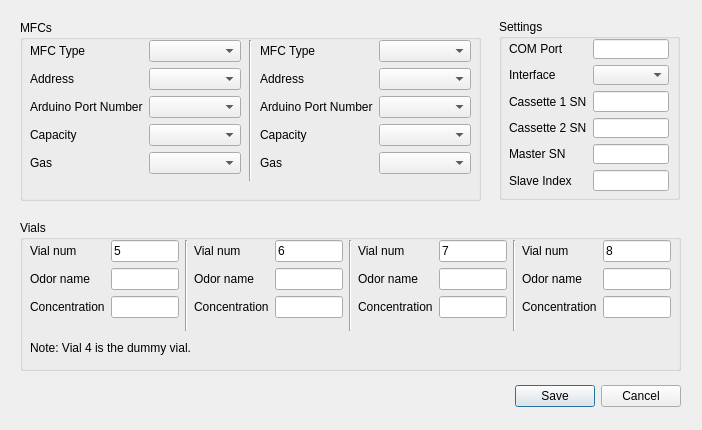
Qt form olfa_editor_dialog.ui (olfa-lab/PyBpodGUI) before a commit.
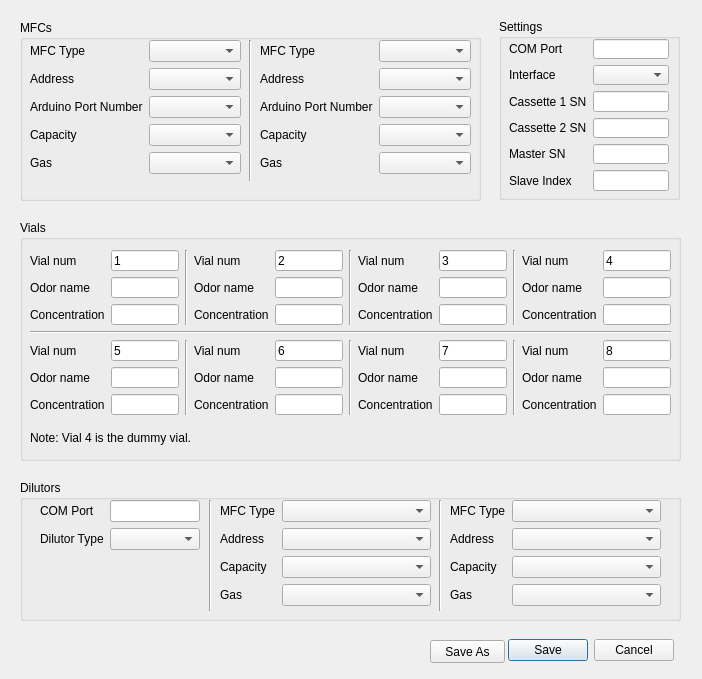
The same form after that commit.

Commit message: dialog window creates or modifies olfa config files

```diff
--- a/olfa_editor_dialog.ui
+++ b/olfa_editor_dialog.ui
@@ -7,7 +7,7 @@
     <x>0</x>
     <y>0</y>
     <width>702</width>
-    <height>430</height>
+    <height>679</height>
    </rect>
   </property>
   <property name="windowTitle">
@@ -16,10 +16,10 @@
   <widget class="QDialogButtonBox" name="buttonBox">
    <property name="geometry">
     <rect>
-     <x>510</x>
-     <y>380</y>
-     <width>171</width>
-     <height>32</height>
+     <x>500</x>
+     <y>630</y>
+     <width>181</width>
+     <height>41</height>
     </rect>
    </property>
    <property name="orientation">
@@ -28,6 +28,9 @@
    <property name="standardButtons">
     <set>QDialogButtonBox::Cancel|QDialogButtonBox::Save</set>
    </property>
+   <property name="centerButtons">
+    <bool>true</bool>
+   </property>
   </widget>
   <widget class="QGroupBox" name="vialsGroupBox">
    <property name="geometry">
@@ -35,7 +38,7 @@
      <x>20</x>
      <y>220</y>
      <width>661</width>
-     <height>151</height>
+     <height>241</height>
     </rect>
    </property>
    <property name="title">
@@ -45,14 +48,14 @@
     <property name="geometry">
      <rect>
       <x>10</x>
-      <y>20</y>
+      <y>30</y>
       <width>641</width>
-      <height>91</height>
+      <height>165</height>
      </rect>
     </property>
     <layout class="QGridLayout" name="vialsGridLayout">
-     <item row="0" column="0">
-      <layout class="QFormLayout" name="formLayout">
+     <item row="2" column="0">
+      <layout class="QFormLayout" name="vialFormLayout_5">
        <item row="0" column="0">
         <widget class="QLabel" name="vialNumLabel">
          <property name="text">
@@ -88,7 +91,55 @@
         </widget>
        </item>
        <item row="2" column="1">
-        <widget class="QLineEdit" name="concentrationLineEdit"/>
+        <widget class="QLineEdit" name="vialConcLineEdit_5"/>
+       </item>
+      </layout>
+     </item>
+     <item row="0" column="5">
+      <widget class="Line" name="line_3">
+       <property name="orientation">
+        <enum>Qt::Vertical</enum>
+       </property>
+      </widget>
+     </item>
+     <item row="2" column="6">
+      <layout class="QFormLayout" name="vialFormLayout_8">
+       <item row="0" column="0">
+        <widget class="QLabel" name="vialNumLabel_8">
+         <property name="text">
+          <string>Vial num</string>
+         </property>
+        </widget>
+       </item>
+       <item row="0" column="1">
+        <widget class="QLineEdit" name="vialNumLineEdit_8">
+         <property name="text">
+          <string>8</string>
+         </property>
+         <property name="readOnly">
+          <bool>true</bool>
+         </property>
+        </widget>
+       </item>
+       <item row="1" column="0">
+        <widget class="QLabel" name="vialOdorNameLabel_8">
+         <property name="text">
+          <string>Odor name</string>
+         </property>
+        </widget>
+       </item>
+       <item row="1" column="1">
+        <widget class="QLineEdit" name="vialOdorNameLineEdit_8"/>
+       </item>
+       <item row="2" column="0">
+        <widget class="QLabel" name="vialConcLabel_8">
+         <property name="text">
+          <string>Concentration</string>
+         </property>
+        </widget>
+       </item>
+       <item row="2" column="1">
+        <widget class="QLineEdit" name="vialConcLineEdit_8"/>
        </item>
       </layout>
      </item>
@@ -104,7 +155,7 @@
        <item row="0" column="1">
         <widget class="QLineEdit" name="vialNumLineEdit_4">
          <property name="text">
-          <string>8</string>
+          <string>4</string>
          </property>
          <property name="readOnly">
           <bool>true</bool>
@@ -129,55 +180,7 @@
         </widget>
        </item>
        <item row="2" column="1">
-        <widget class="QLineEdit" name="concentrationLineEdit_4"/>
-       </item>
-      </layout>
-     </item>
-     <item row="0" column="1">
-      <widget class="Line" name="line">
-       <property name="orientation">
-        <enum>Qt::Vertical</enum>
-       </property>
-      </widget>
-     </item>
-     <item row="0" column="2">
-      <layout class="QFormLayout" name="formLayout_2">
-       <item row="0" column="0">
-        <widget class="QLabel" name="vialNumLabel_2">
-         <property name="text">
-          <string>Vial num</string>
-         </property>
-        </widget>
-       </item>
-       <item row="0" column="1">
-        <widget class="QLineEdit" name="vialNumLineEdit_2">
-         <property name="text">
-          <string>6</string>
-         </property>
-         <property name="readOnly">
-          <bool>true</bool>
-         </property>
-        </widget>
-       </item>
-       <item row="1" column="0">
-        <widget class="QLabel" name="odorNameLabel_2">
-         <property name="text">
-          <string>Odor name</string>
-         </property>
-        </widget>
-       </item>
-       <item row="1" column="1">
-        <widget class="QLineEdit" name="odorNameLineEdit_2"/>
-       </item>
-       <item row="2" column="0">
-        <widget class="QLabel" name="concentrationLabel_2">
-         <property name="text">
-          <string>Concentration</string>
-         </property>
-        </widget>
-       </item>
-       <item row="2" column="1">
-        <widget class="QLineEdit" name="concentrationLineEdit_2"/>
+        <widget class="QLineEdit" name="vialConcLineEdit_4"/>
        </item>
       </layout>
      </item>
@@ -188,6 +191,54 @@
        </property>
       </widget>
      </item>
+     <item row="0" column="1">
+      <widget class="Line" name="line">
+       <property name="orientation">
+        <enum>Qt::Vertical</enum>
+       </property>
+      </widget>
+     </item>
+     <item row="2" column="2">
+      <layout class="QFormLayout" name="vialFormLayout_6">
+       <item row="0" column="0">
+        <widget class="QLabel" name="vialNumLabel_6">
+         <property name="text">
+          <string>Vial num</string>
+         </property>
+        </widget>
+       </item>
+       <item row="0" column="1">
+        <widget class="QLineEdit" name="vialNumLineEdit_6">
+         <property name="text">
+          <string>6</string>
+         </property>
+         <property name="readOnly">
+          <bool>true</bool>
+         </property>
+        </widget>
+       </item>
+       <item row="1" column="0">
+        <widget class="QLabel" name="vialOdorNameLabel_6">
+         <property name="text">
+          <string>Odor name</string>
+         </property>
+        </widget>
+       </item>
+       <item row="1" column="1">
+        <widget class="QLineEdit" name="vialOdorNameLineEdit_6"/>
+       </item>
+       <item row="2" column="0">
+        <widget class="QLabel" name="vialConcLabel_6">
+         <property name="text">
+          <string>Concentration</string>
+         </property>
+        </widget>
+       </item>
+       <item row="2" column="1">
+        <widget class="QLineEdit" name="vialConcLineEdit_6"/>
+       </item>
+      </layout>
+     </item>
      <item row="0" column="4">
       <layout class="QFormLayout" name="formLayout_3">
        <item row="0" column="0">
@@ -200,6 +251,129 @@
        <item row="0" column="1">
         <widget class="QLineEdit" name="vialNumLineEdit_3">
          <property name="text">
+          <string>3</string>
+         </property>
+         <property name="readOnly">
+          <bool>true</bool>
+         </property>
+        </widget>
+       </item>
+       <item row="1" column="0">
+        <widget class="QLabel" name="vialOdorNameLabel_3">
+         <property name="text">
+          <string>Odor name</string>
+         </property>
+        </widget>
+       </item>
+       <item row="1" column="1">
+        <widget class="QLineEdit" name="vialOdorNameLineEdit_3"/>
+       </item>
+       <item row="2" column="0">
+        <widget class="QLabel" name="vialConcLabel_3">
+         <property name="text">
+          <string>Concentration</string>
+         </property>
+        </widget>
+       </item>
+       <item row="2" column="1">
+        <widget class="QLineEdit" name="vialConcLineEdit_3"/>
+       </item>
+      </layout>
+     </item>
+     <item row="0" column="0">
+      <layout class="QFormLayout" name="vialFormLayout_1">
+       <item row="0" column="0">
+        <widget class="QLabel" name="vialNumLabel_1">
+         <property name="text">
+          <string>Vial num</string>
+         </property>
+        </widget>
+       </item>
+       <item row="0" column="1">
+        <widget class="QLineEdit" name="vialNumLineEdit_1">
+         <property name="text">
+          <string>1</string>
+         </property>
+         <property name="readOnly">
+          <bool>true</bool>
+         </property>
+        </widget>
+       </item>
+       <item row="1" column="0">
+        <widget class="QLabel" name="vialOdorNameLabel_1">
+         <property name="text">
+          <string>Odor name</string>
+         </property>
+        </widget>
+       </item>
+       <item row="1" column="1">
+        <widget class="QLineEdit" name="vialOdorNameLineEdit_1"/>
+       </item>
+       <item row="2" column="0">
+        <widget class="QLabel" name="vialConcLabel_1">
+         <property name="text">
+          <string>Concentration</string>
+         </property>
+        </widget>
+       </item>
+       <item row="2" column="1">
+        <widget class="QLineEdit" name="vialConcLineEdit_1"/>
+       </item>
+      </layout>
+     </item>
+     <item row="0" column="2">
+      <layout class="QFormLayout" name="vialFormLayout_2">
+       <item row="0" column="0">
+        <widget class="QLabel" name="vialNumLabel_2">
+         <property name="text">
+          <string>Vial num</string>
+         </property>
+        </widget>
+       </item>
+       <item row="0" column="1">
+        <widget class="QLineEdit" name="vialNumLineEdit_2">
+         <property name="text">
+          <string>2</string>
+         </property>
+         <property name="readOnly">
+          <bool>true</bool>
+         </property>
+        </widget>
+       </item>
+       <item row="1" column="0">
+        <widget class="QLabel" name="vialOdorNameLabel_2">
+         <property name="text">
+          <string>Odor name</string>
+         </property>
+        </widget>
+       </item>
+       <item row="1" column="1">
+        <widget class="QLineEdit" name="vialOdorNameLineEdit_2"/>
+       </item>
+       <item row="2" column="0">
+        <widget class="QLabel" name="vialConcLabel_2">
+         <property name="text">
+          <string>Concentration</string>
+         </property>
+        </widget>
+       </item>
+       <item row="2" column="1">
+        <widget class="QLineEdit" name="vialConcLineEdit_2"/>
+       </item>
+      </layout>
+     </item>
+     <item row="2" column="4">
+      <layout class="QFormLayout" name="vialFormLayout_7">
+       <item row="0" column="0">
+        <widget class="QLabel" name="vialNumLabel_7">
+         <property name="text">
+          <string>Vial num</string>
+         </property>
+        </widget>
+       </item>
+       <item row="0" column="1">
+        <widget class="QLineEdit" name="vialNumLineEdit_7">
+         <property name="text">
           <string>7</string>
          </property>
          <property name="readOnly">
@@ -208,29 +382,50 @@
         </widget>
        </item>
        <item row="1" column="0">
-        <widget class="QLabel" name="odorNameLabel_3">
+        <widget class="QLabel" name="vialOdorNameLabel_7">
          <property name="text">
           <string>Odor name</string>
          </property>
         </widget>
        </item>
        <item row="1" column="1">
-        <widget class="QLineEdit" name="odorNameLineEdit_3"/>
+        <widget class="QLineEdit" name="vialOdorNameLineEdit_7"/>
        </item>
        <item row="2" column="0">
-        <widget class="QLabel" name="concentrationLabel_3">
+        <widget class="QLabel" name="vialConcLabel_7">
          <property name="text">
           <string>Concentration</string>
          </property>
         </widget>
        </item>
        <item row="2" column="1">
-        <widget class="QLineEdit" name="concentrationLineEdit_3"/>
+        <widget class="QLineEdit" name="vialConcLineEdit_7"/>
        </item>
       </layout>
      </item>
-     <item row="0" column="5">
-      <widget class="Line" name="line_3">
+     <item row="1" column="0" colspan="7">
+      <widget class="Line" name="line_8">
+       <property name="orientation">
+        <enum>Qt::Horizontal</enum>
+       </property>
+      </widget>
+     </item>
+     <item row="2" column="1">
+      <widget class="Line" name="line_9">
+       <property name="orientation">
+        <enum>Qt::Vertical</enum>
+       </property>
+      </widget>
+     </item>
+     <item row="2" column="3">
+      <widget class="Line" name="line_10">
+       <property name="orientation">
+        <enum>Qt::Vertical</enum>
+       </property>
+      </widget>
+     </item>
+     <item row="2" column="5">
+      <widget class="Line" name="line_11">
        <property name="orientation">
         <enum>Qt::Vertical</enum>
        </property>
@@ -242,7 +437,7 @@
     <property name="geometry">
      <rect>
       <x>10</x>
-      <y>120</y>
+      <y>210</y>
       <width>181</width>
       <height>16</height>
      </rect>
@@ -487,6 +682,194 @@
     </layout>
    </widget>
   </widget>
+  <widget class="QPushButton" name="saveAsButton">
+   <property name="geometry">
+    <rect>
+     <x>430</x>
+     <y>640</y>
+     <width>75</width>
+     <height>23</height>
+    </rect>
+   </property>
+   <property name="text">
+    <string>Save As</string>
+   </property>
+  </widget>
+  <widget class="QGroupBox" name="dilutorsGroupBox">
+   <property name="geometry">
+    <rect>
+     <x>20</x>
+     <y>480</y>
+     <width>661</width>
+     <height>141</height>
+    </rect>
+   </property>
+   <property name="title">
+    <string>Dilutors</string>
+   </property>
+   <widget class="QWidget" name="formLayoutWidget_8">
+    <property name="geometry">
+     <rect>
+      <x>200</x>
+      <y>20</y>
+      <width>211</width>
+      <height>111</height>
+     </rect>
+    </property>
+    <layout class="QFormLayout" name="dilutorFormLayout_2">
+     <item row="0" column="0">
+      <widget class="QLabel" name="dilutorMFCTypeLabel_1">
+       <property name="text">
+        <string>MFC Type</string>
+       </property>
+      </widget>
+     </item>
+     <item row="0" column="1">
+      <widget class="QComboBox" name="dilutorMFCTypeComboBox_1"/>
+     </item>
+     <item row="1" column="0">
+      <widget class="QLabel" name="dilutorMFCAddressLabel_1">
+       <property name="text">
+        <string>Address</string>
+       </property>
+      </widget>
+     </item>
+     <item row="1" column="1">
+      <widget class="QComboBox" name="dilutorMFCAddressComboBox_1"/>
+     </item>
+     <item row="2" column="0">
+      <widget class="QLabel" name="dilutorMFCCapacityLabel_1">
+       <property name="text">
+        <string>Capacity</string>
+       </property>
+      </widget>
+     </item>
+     <item row="2" column="1">
+      <widget class="QComboBox" name="dilutorMFCCapacityComboBox_1"/>
+     </item>
+     <item row="3" column="0">
+      <widget class="QLabel" name="dilutorMFCGasLabel_1">
+       <property name="text">
+        <string>Gas</string>
+       </property>
+      </widget>
+     </item>
+     <item row="3" column="1">
+      <widget class="QComboBox" name="dilutorMFCGasComboBox_1"/>
+     </item>
+    </layout>
+   </widget>
+   <widget class="QWidget" name="formLayoutWidget_9">
+    <property name="geometry">
+     <rect>
+      <x>430</x>
+      <y>20</y>
+      <width>211</width>
+      <height>111</height>
+     </rect>
+    </property>
+    <layout class="QFormLayout" name="dilutorFormLayout_3">
+     <item row="0" column="0">
+      <widget class="QLabel" name="dilutorMFCTypeLabel_2">
+       <property name="text">
+        <string>MFC Type</string>
+       </property>
+      </widget>
+     </item>
+     <item row="0" column="1">
+      <widget class="QComboBox" name="dilutorMFCTypeComboBox_2"/>
+     </item>
+     <item row="1" column="0">
+      <widget class="QLabel" name="dilutorMFCAddressLabel_2">
+       <property name="text">
+        <string>Address</string>
+       </property>
+      </widget>
+     </item>
+     <item row="1" column="1">
+      <widget class="QComboBox" name="dilutorMFCAddressComboBox_2"/>
+     </item>
+     <item row="2" column="0">
+      <widget class="QLabel" name="dilutorMFCCapacityLabel_2">
+       <property name="text">
+        <string>Capacity</string>
+       </property>
+      </widget>
+     </item>
+     <item row="2" column="1">
+      <widget class="QComboBox" name="dilutorMFCCapacityComboBox_2"/>
+     </item>
+     <item row="3" column="0">
+      <widget class="QLabel" name="dilutorMFCGasLabel_2">
+       <property name="text">
+        <string>Gas</string>
+       </property>
+      </widget>
+     </item>
+     <item row="3" column="1">
+      <widget class="QComboBox" name="dilutorMFCGasComboBox_2"/>
+     </item>
+    </layout>
+   </widget>
+   <widget class="QWidget" name="formLayoutWidget">
+    <property name="geometry">
+     <rect>
+      <x>20</x>
+      <y>20</y>
+      <width>160</width>
+      <height>80</height>
+     </rect>
+    </property>
+    <layout class="QFormLayout" name="dilutorFormLayout_1">
+     <item row="0" column="0">
+      <widget class="QLabel" name="dilutorComPortLabel">
+       <property name="text">
+        <string>COM Port</string>
+       </property>
+      </widget>
+     </item>
+     <item row="0" column="1">
+      <widget class="QLineEdit" name="dilutorComPortLineEdit"/>
+     </item>
+     <item row="1" column="0">
+      <widget class="QLabel" name="dilutorTypeLabel">
+       <property name="text">
+        <string>Dilutor Type</string>
+       </property>
+      </widget>
+     </item>
+     <item row="1" column="1">
+      <widget class="QComboBox" name="dilutorTypeComboBox"/>
+     </item>
+    </layout>
+   </widget>
+   <widget class="Line" name="line_5">
+    <property name="geometry">
+     <rect>
+      <x>180</x>
+      <y>20</y>
+      <width>20</width>
+      <height>111</height>
+     </rect>
+    </property>
+    <property name="orientation">
+     <enum>Qt::Vertical</enum>
+    </property>
+   </widget>
+   <widget class="Line" name="line_6">
+    <property name="geometry">
+     <rect>
+      <x>410</x>
+      <y>20</y>
+      <width>20</width>
+      <height>111</height>
+     </rect>
+    </property>
+    <property name="orientation">
+     <enum>Qt::Vertical</enum>
+    </property>
+   </widget>
+  </widget>
  </widget>
  <resources/>
  <connections>
```
Left out of the diff: 66 changed lines with no effect on the pictures. The commit also changes 6 other files.
